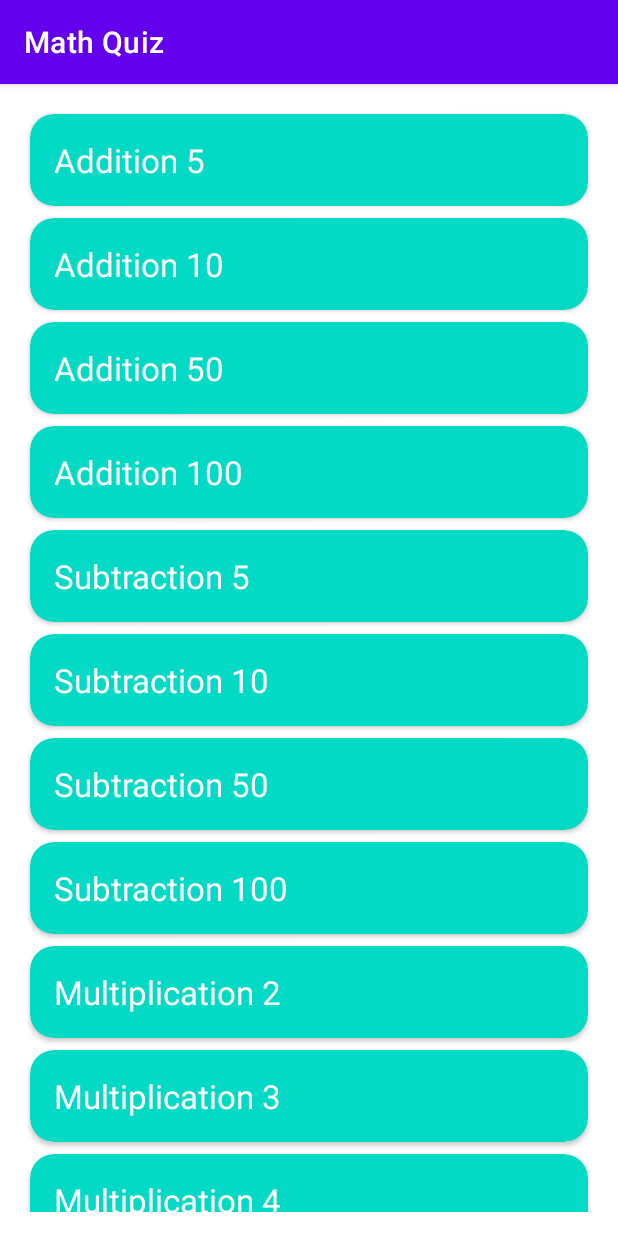
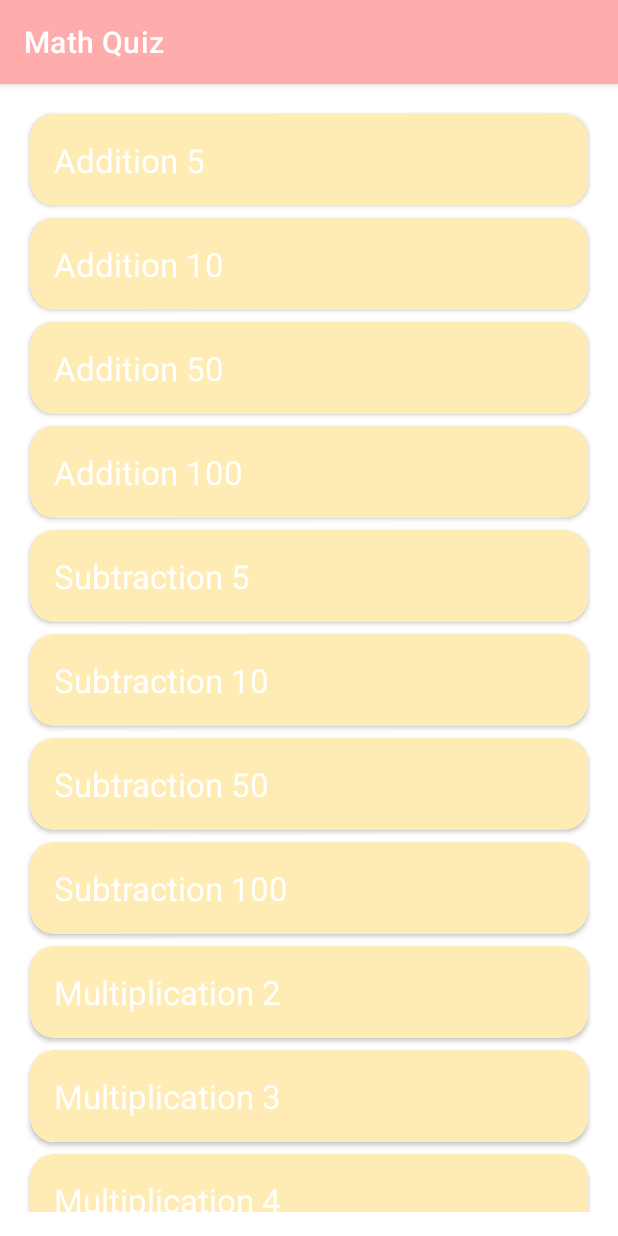
Before and after one commit to cszach/MathQuiz, an Android app: the ConfigurationFragment screen opened through its navigation route, on a phone screen of 412 x 824 dp. Run offline under Robolectric (Android 15) with nearby library versions, the phone set to English and light mode, and no system bars.

Commit message:
Custom color theme with dark mode support

```diff
--- a/app/src/main/res/layout/configuration_item.xml
+++ b/app/src/main/res/layout/configuration_item.xml
@@ -5,7 +5,7 @@
     android:layout_width="match_parent"
     android:layout_height="wrap_content"
     android:layout_margin="4dp"
-    app:cardBackgroundColor="@color/teal_200"
+    app:cardBackgroundColor="?attr/colorSecondary"
     app:cardCornerRadius="16dp">
 
     <LinearLayout
--- a/app/src/main/res/values-night/themes.xml
+++ b/app/src/main/res/values-night/themes.xml
@@ -1,13 +1,13 @@
-<resources xmlns:tools="http://schemas.android.com/tools">
+<resources>
     <!-- Base application theme. -->
     <style name="Theme.MathQuiz" parent="Theme.MaterialComponents.DayNight.DarkActionBar">
         <!-- Primary brand color. -->
-        <item name="colorPrimary">@color/purple_200</item>
-        <item name="colorPrimaryVariant">@color/purple_700</item>
+        <item name="colorPrimary">@color/dark_purple_1</item>
+        <item name="colorPrimaryVariant">@color/dark_purple_2</item>
         <item name="colorOnPrimary">@color/black</item>
         <!-- Secondary brand color. -->
-        <item name="colorSecondary">@color/teal_200</item>
-        <item name="colorSecondaryVariant">@color/teal_200</item>
+        <item name="colorSecondary">@color/dark_orange_1</item>
+        <item name="colorSecondaryVariant">@color/dark_orange_2</item>
         <item name="colorOnSecondary">@color/black</item>
         <!-- Status bar color. -->
         <item name="android:statusBarColor">?attr/colorPrimaryVariant</item>
--- a/app/src/main/res/values/colors.xml
+++ b/app/src/main/res/values/colors.xml
@@ -7,4 +7,12 @@
     <color name="teal_700">#FF018786</color>
     <color name="black">#FF000000</color>
     <color name="white">#FFFFFFFF</color>
+    <color name="light_red_1">#FFACAC</color>
+    <color name="light_red_2">#FFBFA9</color>
+    <color name="light_yellow_1">#FFEBB4</color>
+    <color name="light_yellow_2">#FBFFB1</color>
+    <color name="dark_purple_1">#37306B</color>
+    <color name="dark_purple_2">#66347F</color>
+    <color name="dark_orange_1">#9E4784</color>
+    <color name="dark_orange_2">#D27685</color>
 </resources>
--- a/app/src/main/res/values/themes.xml
+++ b/app/src/main/res/values/themes.xml
@@ -1,13 +1,13 @@
-<resources xmlns:tools="http://schemas.android.com/tools">
+<resources>
     <!-- Base application theme. -->
     <style name="Theme.MathQuiz" parent="Theme.MaterialComponents.DayNight.DarkActionBar">
         <!-- Primary brand color. -->
-        <item name="colorPrimary">@color/purple_500</item>
-        <item name="colorPrimaryVariant">@color/purple_700</item>
+        <item name="colorPrimary">@color/light_red_1</item>
+        <item name="colorPrimaryVariant">@color/light_red_2</item>
         <item name="colorOnPrimary">@color/white</item>
         <!-- Secondary brand color. -->
-        <item name="colorSecondary">@color/teal_200</item>
-        <item name="colorSecondaryVariant">@color/teal_700</item>
+        <item name="colorSecondary">@color/light_yellow_1</item>
+        <item name="colorSecondaryVariant">@color/light_yellow_2</item>
         <item name="colorOnSecondary">@color/black</item>
         <!-- Status bar color. -->
         <item name="android:statusBarColor">?attr/colorPrimaryVariant</item>
```
